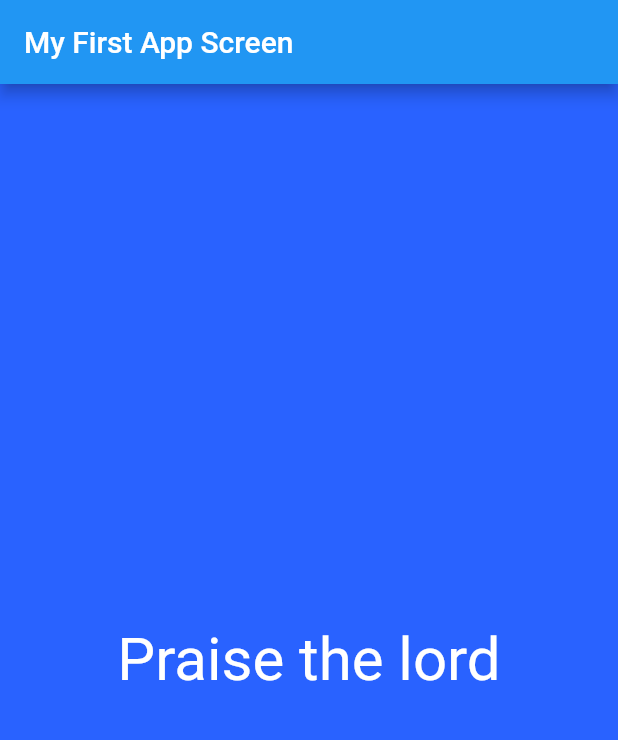
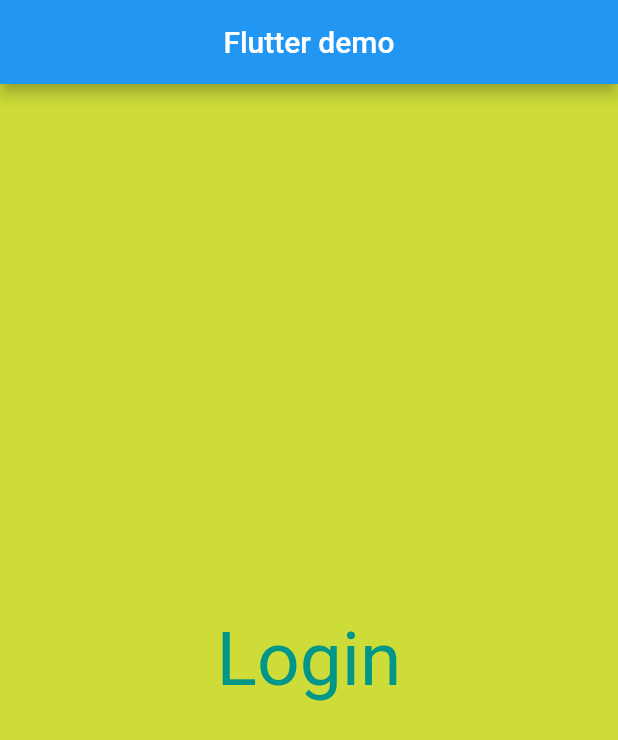
Before and after one commit to Ironman72/my_first_flutter_tutorial, a Flutter app: the screen it shows after launch, on a phone screen of 412 x 824 dp. Shown: the top 740 px of the screen. Run offline on Flutter 3.47's test engine with Material 2 defaults, Android fonts, the phone set to English and light mode, and no system bars.

Commit message:
t
On branch day02

```diff
--- a/lib/main.dart
+++ b/lib/main.dart
@@ -1,22 +1,30 @@
-// ignore_for_file: prefer_const_constructors
+// ignore_for_file: prefer_const_constructors, use_key_in_widget_constructors
 
 import 'package:flutter/material.dart';
 
-void main() {
-  runApp(MaterialApp(
-    title: 'My Flutter App',
-    home: Scaffold(
+void main() => runApp(MyFlutterApp());
+
+class MyFlutterApp extends StatelessWidget {
+  @override
+  Widget build(BuildContext context) {
+    return MaterialApp(
+      debugShowCheckedModeBanner: false,
+      title: "Test app",
+      home: Scaffold(
         appBar: AppBar(
-          title: Text("My First App Screen"),
+          centerTitle: true,
+          title: Text('Flutter demo'),
         ),
         body: Material(
-          color: Colors.blueAccent[700],
+          color: Colors.lime,
           child: Center(
-              child: Text(
-            'Praise the lord',
-            textDirection: TextDirection.ltr,
-            style: TextStyle(color: Colors.white, fontSize: 40.0),
-          )),
-        )),
-  ));
+            child: Text(
+              'Login',
+              style: TextStyle(color: Colors.teal, fontSize: 50.0),
+            ),
+          ),
+        ),
+      ),
+    );
+  }
 }
```
Also changed, not shown: lib/screens/first_page.dart (added).
